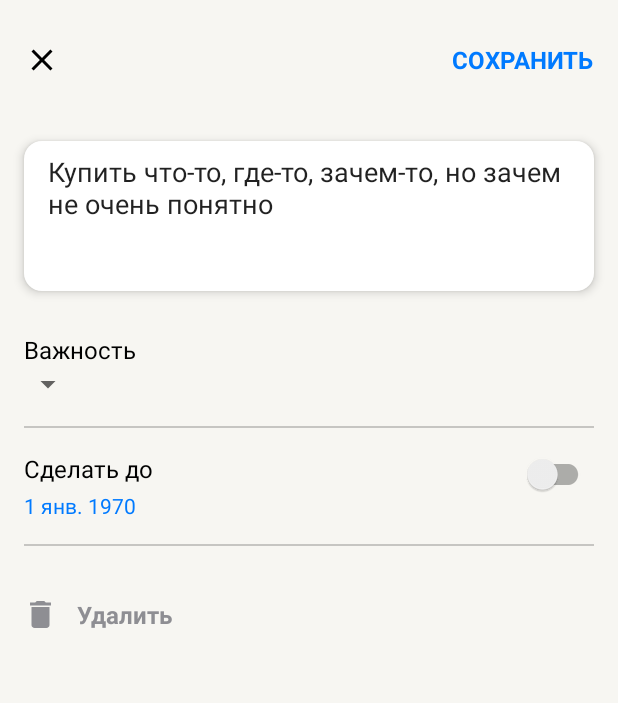
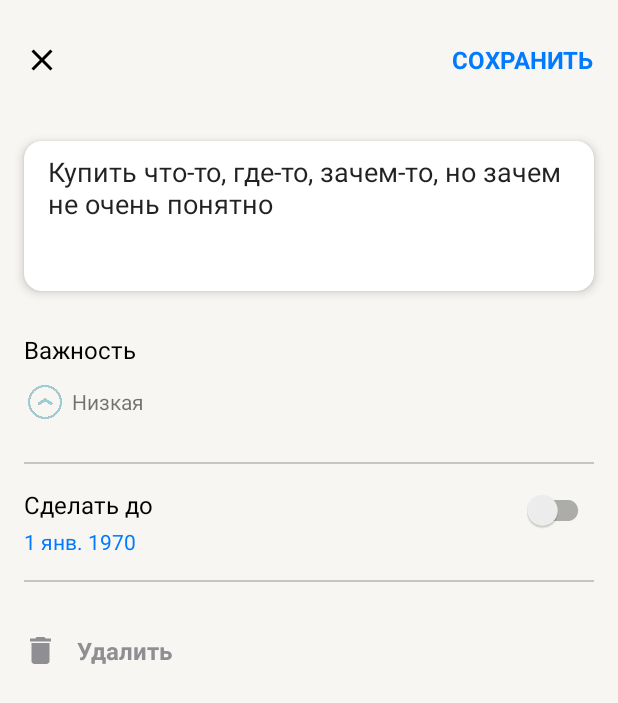
Before and after one commit to Mobile-Developement-School-23/android-todo-app-way-to-mars, an Android app: the screen it shows after launch (MainActivity), after a tap on "Информация, правка", on a phone screen of 412 x 824 dp. Shown: the top 703 px of the screen. Run offline under Robolectric (Android 15) with nearby library versions, the light colour scheme and no system bars; Roboto replaces fonts that are not available here; 2 other taps on this screen came first.

Commit message:
day 5 Importance spinner

```diff
--- a/app/build.gradle
+++ b/app/build.gradle
@@ -9,7 +9,7 @@ android {
 
     defaultConfig {
         applicationId "com.way2mars.kotlin.todoapp"
-        minSdk 24
+        minSdk 26
         targetSdk 33
         versionCode 1
         versionName "1.0"
--- a/app/src/main/java/com/way2mars/kotlin/todoapp/TodoApplication.kt
+++ b/app/src/main/java/com/way2mars/kotlin/todoapp/TodoApplication.kt
@@ -21,6 +21,13 @@ class TodoApplication : Application() {
             private set
         var imageTypeHigh: Drawable? = null
             private set
+
+        var iconImportanceLow: Drawable? = null
+            private set
+        var iconImportanceCommon: Drawable? = null
+        private set
+        var iconImportanceHigh: Drawable? = null
+            private set
     }
 
     override fun onCreate() {
@@ -38,5 +45,9 @@ class TodoApplication : Application() {
         colorStateListRed = ColorStateList.valueOf(this.resources.getColor(R.color.red, null))
         imageTypeLow = ResourcesCompat.getDrawable(this.resources, R.drawable.arrow, null)
         imageTypeHigh = ResourcesCompat.getDrawable(this.resources, R.drawable.high_priority, null)
+
+        iconImportanceLow = ResourcesCompat.getDrawable(this.resources, R.drawable.priority_low, null)
+        iconImportanceCommon = ResourcesCompat.getDrawable(this.resources, R.drawable.priority_common, null)
+        iconImportanceHigh = ResourcesCompat.getDrawable(this.resources, R.drawable.priority_high, null)
     }
 }
--- /dev/null
+++ b/app/src/main/java/com/way2mars/kotlin/todoapp/screens/SpinnerAdapter.kt
@@ -0,0 +1,51 @@
+package com.way2mars.kotlin.todoapp.screens
+
+import android.content.Context
+import android.view.LayoutInflater
+import android.view.View
+import android.view.ViewGroup
+import android.widget.BaseAdapter
+import androidx.core.content.ContextCompat
+import com.way2mars.kotlin.todoapp.TodoApplication
+import com.way2mars.kotlin.todoapp.databinding.SpinnerItemBinding
+import com.way2mars.kotlin.todoapp.model.Importance
+
+class SpinnerAdapter(
+    private val values: List<Importance>,
+) : BaseAdapter() {
+    override fun getCount(): Int = values.size
+
+    override fun getItem(position: Int): Importance = values[position]
+
+    override fun getItemId(position: Int): Long = values[position].hashCode().toLong()
+
+    override fun getView(position: Int, view: View?, parent: ViewGroup): View {
+        val binding: SpinnerItemBinding =
+            view?.tag as SpinnerItemBinding? ?:
+            createBinding(parent.context)
+
+        when(getItem(position)){
+            Importance.LOW -> {
+                binding.spinnerText.text = "Низкая"
+                binding.spinnerIcon.setImageDrawable(TodoApplication.iconImportanceLow)
+            }
+            Importance.COMMON -> {
+                binding.spinnerText.text = "Обычная"
+                binding.spinnerIcon.setImageDrawable(TodoApplication.iconImportanceCommon)
+            }
+            Importance.HIGH -> {
+                binding.spinnerText.text = "Высокая"
+                binding.spinnerIcon.setImageDrawable(TodoApplication.iconImportanceHigh)
+            }
+        }
+
+        return binding.root
+    }
+
+    private fun createBinding(context: Context): SpinnerItemBinding{
+        val binding = SpinnerItemBinding.inflate(LayoutInflater.from(context))
+        binding.root.tag = binding
+        return binding
+    }
+
+}
--- a/app/src/main/java/com/way2mars/kotlin/todoapp/screens/TaskFragment.kt
+++ b/app/src/main/java/com/way2mars/kotlin/todoapp/screens/TaskFragment.kt
@@ -11,12 +11,19 @@ import androidx.fragment.app.viewModels
 import androidx.lifecycle.Observer
 import com.way2mars.kotlin.todoapp.databinding.CalendarBinding
 import com.way2mars.kotlin.todoapp.databinding.FragmentTaskBinding
+import com.way2mars.kotlin.todoapp.model.Importance
 import com.way2mars.kotlin.todoapp.utils.toFormatString
+import java.lang.RuntimeException
+import java.time.LocalDate
+import java.time.format.DateTimeFormatter
+
 
 class TaskFragment : Fragment() {
 
     private lateinit var binding: FragmentTaskBinding
     private val viewModel: TaskViewModel by viewModels { factory() }
+
+    private  lateinit var spinnerAdapter: SpinnerAdapter
 
 
     override fun onCreate(savedInstanceState: Bundle?) {
@@ -46,6 +53,12 @@ class TaskFragment : Fragment() {
 
         binding.deadlineSwitch.setOnClickListener { onDateSwitchPressed() }
 
+        spinnerAdapter = SpinnerAdapter(
+            listOf(Importance.LOW, Importance.COMMON, Importance.HIGH)
+        )  // .context
+
+        binding.importanceSpinner.adapter = spinnerAdapter
+
         return binding.root
     }
 
@@ -53,20 +66,32 @@ class TaskFragment : Fragment() {
         val dialogBinding = CalendarBinding.inflate(layoutInflater)
         var dateString: String? = null
         val dialog = AlertDialog.Builder(this.context)
-            .setTitle("Выберите дату")
             .setView(dialogBinding.root)
-            .setPositiveButton("Ок") { _, _ ->
+            .setNegativeButton("ОТМЕНА"){ a, b -> Unit}
+            .setPositiveButton("ГОТОВО") { _, _ ->
                 dateString?.let {
                     binding.deadlineText.text = it
                 }
             }
             .create()
         dialogBinding.calendar.setOnDateChangeListener { _, y, m, d ->
-            dateString = dateStringFromIntegers(
-                year = y,
-                month = m,
-                dayOfMonth = d
-            )
+            val date = LocalDate.of(y, m + 1, d)
+
+            val internal_formatter = DateTimeFormatter.ofPattern("E, MMMM yy")
+            val external_formatter = DateTimeFormatter.ofPattern("d MMMM yyyy")
+
+            try {
+                dateString = date.format(external_formatter)
+            }
+            catch (e: RuntimeException){
+                e.printStackTrace()
+            }
+            dialogBinding.calendarTitleYear.text = y.toString()
+            try {
+                dialogBinding.calendarTitleDay.text = date.format(internal_formatter)
+            }catch (e: RuntimeException){
+                e.printStackTrace()
+            }
         }
         dialog.show()
     }
@@ -77,30 +102,11 @@ class TaskFragment : Fragment() {
 
         private const val TAG_USER_ID = "TAG_USER_ID"
 
-        private val months = listOf(
-            "января",
-            "февраля",
-            "марта",
-            "апреля",
-            "мая",
-            "июня",
-            "июля",
-            "августа",
-            "сентября",
-            "октября",
-            "ноября",
-            "декабря"
-        )
-
         fun newInstance(userId: String): TaskFragment {
             val fragment = TaskFragment()
             fragment.arguments = bundleOf(TAG_USER_ID to userId)
             return fragment
         }
 
-        fun dateStringFromIntegers(year: Int, month: Int, dayOfMonth: Int): String {
-            return "$dayOfMonth ${months[month]} $year"
-        }
-
     }
 }
--- a/app/src/main/res/layout/fragment_task.xml
+++ b/app/src/main/res/layout/fragment_task.xml
@@ -35,9 +35,10 @@
             app:layout_constraintTop_toTopOf="@id/close_button"/>
 
     <ScrollView android:layout_width="match_parent"
-                android:layout_height="wrap_content"
+                android:layout_height="0dp"
                 android:fillViewport="true"
-                app:layout_constraintTop_toBottomOf="@id/close_button">
+                app:layout_constraintTop_toBottomOf="@id/close_button"
+                app:layout_constraintBottom_toBottomOf="parent">
         <androidx.constraintlayout.widget.ConstraintLayout
                 android:layout_width="match_parent"
                 android:layout_height="wrap_content"
@@ -59,7 +60,8 @@
                     android:scrollHorizontally="false"
                     app:layout_constraintStart_toStartOf="parent"
                     app:layout_constraintTop_toTopOf="parent"
-                    tools:text="11\n\n\n8647456\n\n\n\n\n\n565"/>
+                    tools:text="11\n\n\n8647456\n\n\n\n\n\n565" android:scrollbarAlwaysDrawVerticalTrack="false"
+                    android:scrollbarAlwaysDrawHorizontalTrack="false" android:nestedScrollingEnabled="false"/>
 
             <TextView
                     android:id="@+id/importance_title"
@@ -80,7 +82,9 @@
                     android:minWidth="0dp"
                     android:layout_marginStart="8dp"
                     app:layout_constraintStart_toStartOf="parent"
-                    app:layout_constraintTop_toBottomOf="@id/importance_title"/>
+                    app:layout_constraintTop_toBottomOf="@id/importance_title"
+                    android:background="?attr/back_primary"
+                    android:minHeight="48dp"/>
 
             <View
                     android:id="@+id/first_line"
@@ -158,9 +162,8 @@
                     android:textSize="16sp"
                     android:textStyle="bold"
                     app:drawableLeftCompat="@drawable/delete"
-                    android:drawableTint="@color/color_light_gray"
                     app:layout_constraintStart_toStartOf="parent"
-                    app:layout_constraintTop_toBottomOf="@id/second_line"/>
+                    app:layout_constraintTop_toBottomOf="@id/second_line" app:drawableTint="@color/color_light_gray"/>
 
         </androidx.constraintlayout.widget.ConstraintLayout>
     </ScrollView>
--- /dev/null
+++ b/app/src/main/res/layout/spinner_item.xml
@@ -0,0 +1,23 @@
+<?xml version="1.0" encoding="utf-8"?>
+<LinearLayout xmlns:android="http://schemas.android.com/apk/res/android"
+             xmlns:tools="http://schemas.android.com/tools"
+              android:padding="10dp"
+           android:layout_width="match_parent"
+           android:layout_height="wrap_content">
+    <ImageView
+            android:id="@+id/spinner_icon"
+            android:layout_width="24dp"
+            android:layout_height="24dp"
+            tools:src="@drawable/priority_common"
+            android:layout_gravity="center_vertical"
+            android:layout_marginEnd="6dp"
+               />
+    <TextView
+            android:id="@+id/spinner_text"
+            android:layout_width="wrap_content"
+            android:layout_height="wrap_content"
+            android:layout_gravity="center_vertical"
+            android:textSize="14sp"
+            tools:text="abbra caddabra"/>
+
+</LinearLayout>
--- a/app/src/main/res/values/dimens.xml
+++ b/app/src/main/res/values/dimens.xml
@@ -1,3 +1,5 @@
 <resources>
     <dimen name="text_margin">16dp</dimen>
+    <dimen name="text_size_large_title">32sp</dimen>
+    <dimen name="text_size_title">24sp</dimen>
 </resources>
```
Also changed, not shown: app/src/main/res/layout/calendar.xml (+27 -5 lines), app/src/main/res/drawable/priority_common.png (added), app/src/main/res/drawable/priority_high.png (added), app/src/main/res/drawable/priority_low.png (added).
